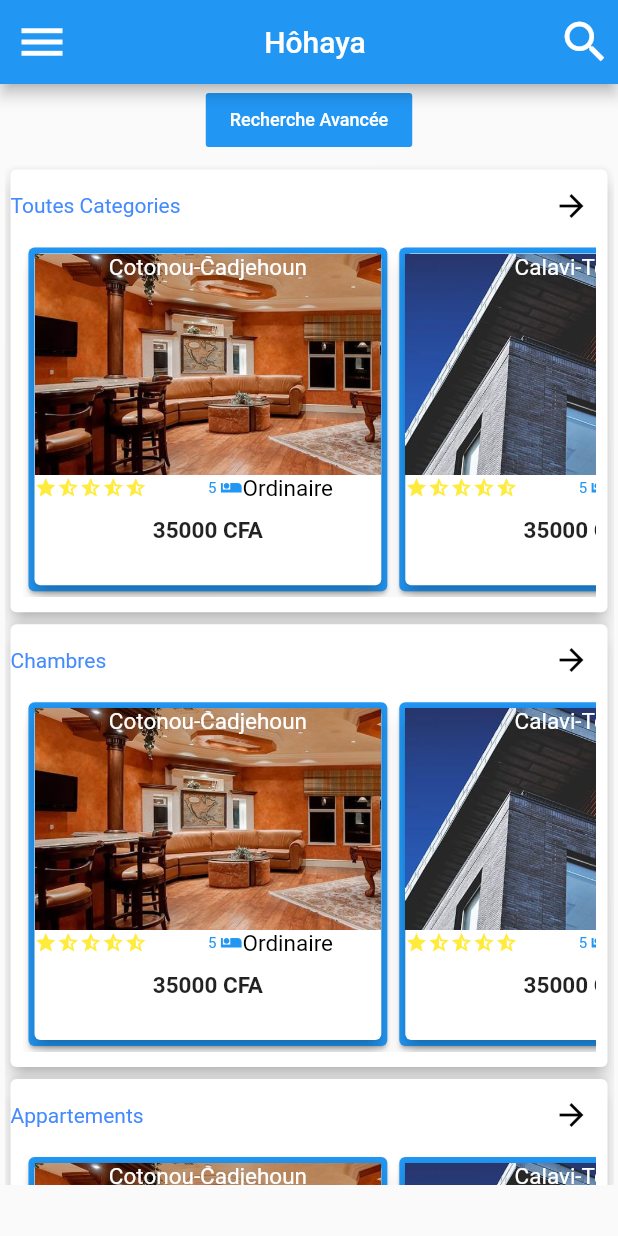
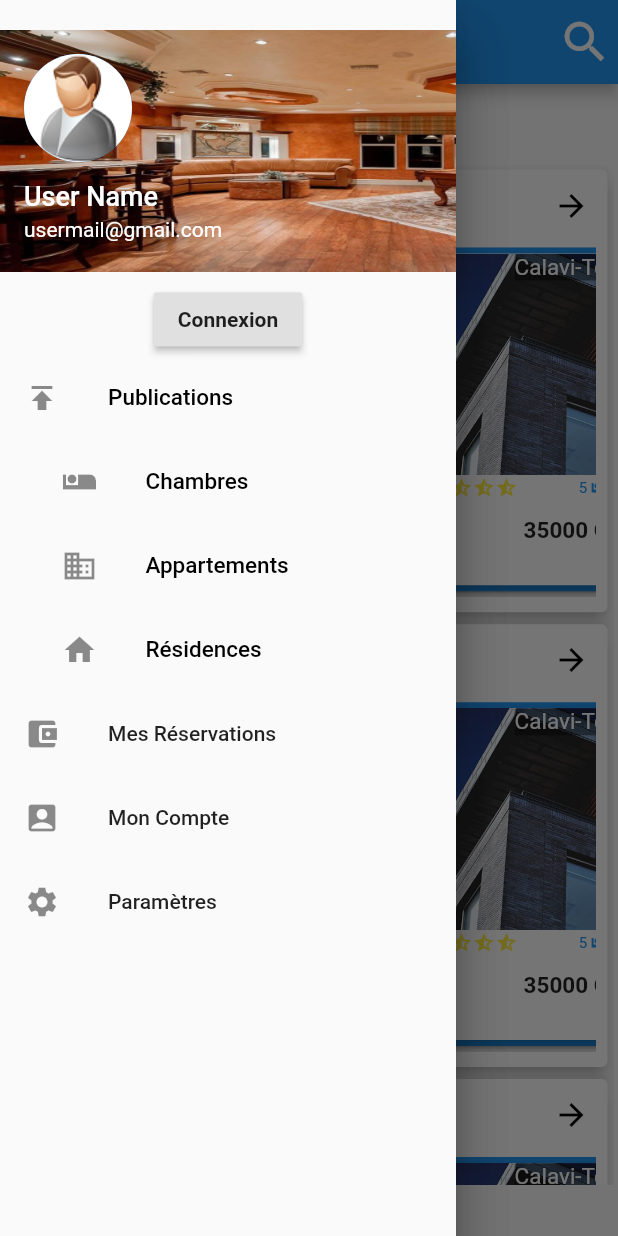
Before and after one commit to cyrDominicytos/Hohaya, a Flutter app: the screen it shows after launch, with the side drawer open (before the commit the screen has no drawer), on a phone screen of 412 x 824 dp. Run offline on Flutter 3.47's test engine with Material 2 defaults, Android fonts, the phone set to English and light mode, and no system bars.

```diff
--- a/lib/main.dart
+++ b/lib/main.dart
@@ -1,10 +1,20 @@
 import 'package:flutter/material.dart';
 import 'package:hohaya/screen/Home.dart';
+
+import 'screen/PublicationCategorie.dart';
 
 void main() => runApp(MyApp());
 
 class MyApp extends StatelessWidget {
   // This widget is the root of your application.
+  final routes = <String, WidgetBuilder>{
+    PublicationCategorie.tag0: (context) => PublicationCategorie(type: 0,),
+    PublicationCategorie.tag1: (context) => PublicationCategorie(type: 1,),
+    PublicationCategorie.tag2: (context) => PublicationCategorie(type: 2,),
+    PublicationCategorie.tagNull: (context) => PublicationCategorie(type: -1,),
+
+  };
+
   @override
   Widget build(BuildContext context) {
     return MaterialApp(
@@ -12,7 +22,9 @@ class MyApp extends StatelessWidget {
       theme: ThemeData(
         primarySwatch: Colors.blue,
       ),
-      home: MyHomePage(title:"Hôhaya"),
+      routes: routes,
+      home: //PublicationCategorie(),
+      MyHomePage(title: "Hôhaya"),
     );
   }
 }
--- a/lib/screen/Home.dart
+++ b/lib/screen/Home.dart
@@ -1,10 +1,12 @@
 import 'package:flutter/cupertino.dart';
 import 'package:flutter/material.dart';
+import 'package:hohaya/screen/MenuFile.dart';
 import 'package:hohaya/screen/ModelCategorie.dart';
 
 class MyHomePage extends StatefulWidget {
   MyHomePage({Key key, this.title}) : super(key: key);
     final String title;
+  static String tag = "MyHomePage";
   @override
   _MyHomePageState createState() => _MyHomePageState();
 }
@@ -27,13 +29,35 @@ class _MyHomePageState extends State<MyHomePage> {
     ];
     return Scaffold(
         resizeToAvoidBottomPadding: true,
+        drawer: Drawer(
+            child: MenuFile()
+        ),
         appBar: AppBar(
+          actions: <Widget>[
+            IconButton(
+              icon: Icon(
+                Icons.search,
+                color: Colors.white,
+                size: 36.0,
+              ),
+            )
+          ],
+        ),
+
+
+        /*appBar: AppBar(
           leading:  IconButton(
             icon:  Icon(
               Icons.menu,
               color: Colors.white,
               size: 36.0,
             ),
+            onPressed:  (){
+             Drawer(
+               child: MenuFile(),
+             );
+
+            },
           ),
           title: Center(
             child: Text(widget.title),
@@ -47,7 +71,7 @@ class _MyHomePageState extends State<MyHomePage> {
               ),
             )
           ],
-        ),
+        ),*/
         body:
         Column(
 
--- /dev/null
+++ b/lib/screen/MenuFile.dart
@@ -0,0 +1,132 @@
+import 'package:flutter/material.dart';
+import 'package:hohaya/screen/PublicationCategorie.dart';
+
+class MenuFile extends StatefulWidget {
+  @override
+  _MenuFileState createState() => _MenuFileState();
+}
+
+class _MenuFileState extends State<MenuFile> {
+  String _connexionBtn = "Connexion";
+  Color _loginBtnColor = Colors.blue;
+  int i = 0;
+
+  void changeLoginBtnText() {
+    setState(() {
+      if (_connexionBtn == "Connexion") {
+        _loginBtnColor = Colors.grey;
+        _connexionBtn = "Deconnexion";
+      } else {
+        _loginBtnColor = Colors.grey;
+        _connexionBtn = "Connexion";
+      }
+    });
+  }
+
+  @override
+  Widget build(BuildContext context) {
+    // TODO: implement build
+    return Drawer(
+      child: ListView(
+        padding: EdgeInsets.only(top: 20),
+        children: <Widget>[
+          UserAccountsDrawerHeader(
+            currentAccountPicture: GestureDetector(
+              child: CircleAvatar(
+                backgroundImage: AssetImage("assets/images/avatar.png"),
+              ),
+            ),
+            accountName: Text("User Name",
+                style: TextStyle(
+                  color: Colors.white,
+                  fontSize: 18,
+                )),
+            accountEmail: Text(
+              "usermail@gmail.com",
+              style: TextStyle(
+                color: Colors.white,
+                fontSize: 14,
+              ),
+            ),
+            decoration: BoxDecoration(
+                image: DecorationImage(
+                    fit: BoxFit.fill,
+                    image: AssetImage("assets/images/2.jpg"))),
+          ),
+          Center(
+            child: RaisedButton(
+              child: Text(
+                "$_connexionBtn",
+                style: TextStyle(fontWeight: FontWeight.bold, fontSize: 14),
+              ),
+              onPressed: changeLoginBtnText,
+              disabledColor: _loginBtnColor,
+            ),
+          ),
+          ListTile(
+              onTap: () {
+                Navigator.of(context).pushNamed(PublicationCategorie.tagNull);
+              },
+              leading: InkWell(child: Icon(Icons.publish)),
+              title: Text("Publications",
+                  style: TextStyle(
+                    color: Colors.black,
+                    fontSize: 15,
+                  ))),
+          Padding(
+            padding: EdgeInsets.only(left: 25),
+            child: ListTile(
+                onTap: () {
+                  Navigator.of(context).pushNamed(PublicationCategorie.tag0);
+                },
+                leading: Icon(Icons.airline_seat_individual_suite),
+                title: Text("Chambres",
+                    style: TextStyle(
+                      color: Colors.black,
+                      fontSize: 15,
+                    ))),
+          ),
+          Padding(
+            padding: EdgeInsets.only(left: 25),
+            child: ListTile(
+                onTap: () {
+                  Navigator.of(context).pushNamed(PublicationCategorie.tag1);
+                },
+                leading: Icon(Icons.business),
+                title: Text("Appartements",
+                    style: TextStyle(
+                      color: Colors.black,
+                      fontSize: 15,
+                    ))),
+          ),
+          Padding(
+            padding: EdgeInsets.only(left: 25),
+            child: ListTile(
+                onTap: () {
+                  Navigator.of(context).pushNamed(PublicationCategorie.tag2);
+                },
+                leading: Icon(Icons.home),
+                title: Text("Résidences",
+                    style: TextStyle(
+                      color: Colors.black,
+                      fontSize: 15,
+                    ))),
+          ),
+          ListTile(
+            leading: Icon(Icons.account_balance_wallet),
+            title: Text("Mes Réservations"),
+          ),
+          ListTile(
+            onTap: () {},
+            leading: Icon(Icons.account_box),
+            title: Text("Mon Compte"),
+          ),
+          ListTile(
+            leading: Icon(Icons.settings),
+            title: Text("Paramètres"),
+          )
+        ],
+      ),
+    );
+  }
+}
--- a/lib/screen/ModelCategorie.dart
+++ b/lib/screen/ModelCategorie.dart
@@ -1,6 +1,7 @@
 import 'package:flutter/cupertino.dart';
 import 'package:flutter/material.dart';
 import 'package:hohaya/screen/ModelPublication.dart';
+import 'package:hohaya/screen/PublicationCategorie.dart';
 
 class ModelCategorie extends StatefulWidget {
   ModelCategorie({Key key, this.titre}) : super(key: key);
@@ -45,24 +46,23 @@ class _ModelCategorieState extends State<ModelCategorie> {
 
     if (deviceSize < 600) {
       if (portrait) {
-        print("portrait 1");
+
         _itemHeight = deviceHeight * 0.30;
         _itemWidth = deviceWidth * 0.6;
       } else {
-        print("paysage 1");
+
         _itemHeight = deviceHeight * 0.5;
         _itemWidth = deviceWidth * 0.3;
       }
     } else {
       if (portrait) {
-        print("portrait 2");
         _itemHeight = deviceHeight * 0.2;
         _itemWidth = deviceWidth * 0.4;
 
         _fontSize1 = 22.0;
         _iconSize = 28.0;
       } else {
-        print("paysage 2");
+
         _itemHeight = deviceHeight * 0.45;
         _itemWidth = deviceWidth * 0.4;
 
@@ -96,6 +96,10 @@ class _ModelCategorieState extends State<ModelCategorie> {
                         size: _iconSize,
 
                       ),
+                      onPressed: () {
+                        Navigator.of(context).pushNamed(
+                            PublicationCategorie.tagNull);
+                      },
                     )
                       ,
                 )
@@ -103,14 +107,18 @@ class _ModelCategorieState extends State<ModelCategorie> {
             ),
             Container(
                 padding: EdgeInsets.fromLTRB(8.0, 0.0, 8.0, 10.0),
-
-                height: _itemHeight /*MediaQuery.of(context).size.height * 0.35 MediaQuery.of(context).orientation == DeviceOrientation.portraitUp ? (MediaQuery.of(context).size.height * 0.35) : (MediaQuery.of(context).size.height * 0.2)*/,
+                height: _itemHeight,
                 child: ListView.builder(
                   scrollDirection: Axis.horizontal,
                   itemCount: categorie.length,
                   itemBuilder: (context, index) {
                 return Container(
-                  width: /*MediaQuery.of(context).size.width * 0.6*/ _itemWidth,
+                  /* ListTile(
+
+                  onTap: (){
+                    print("Liste : $index");
+                  },*/
+                  width: _itemWidth,
                   child: Card(
                     color: Colors.blue,
                     child: Container(
--- a/lib/screen/ModelPublication.dart
+++ b/lib/screen/ModelPublication.dart
@@ -48,7 +48,6 @@ class _ModelPublicationState extends State<ModelPublication> {
 
     if (deviceSize < 600) {
       if (portrait) {
-        print("portrait 1");
         _itemHeight = deviceHeight * 0.35;
         _itemWidth = deviceWidth * 0.6;
 
@@ -56,7 +55,6 @@ class _ModelPublicationState extends State<ModelPublication> {
         _fontSize3 = 10;
         _iconSize = 15;
       } else {
-        print("paysage 1");
         _itemHeight = deviceHeight * 0.5;
         _itemWidth = deviceWidth * 0.3;
 
@@ -66,7 +64,6 @@ class _ModelPublicationState extends State<ModelPublication> {
       }
     } else {
       if (portrait) {
-        print("portrait 2");
         _itemHeight = deviceHeight * 0.2;
         _itemWidth = deviceWidth * 0.4;
 
@@ -74,7 +71,6 @@ class _ModelPublicationState extends State<ModelPublication> {
         _fontSize3 = 12.0;
         _iconSize = 20;
       } else {
-        print("paysage 2");
         _itemHeight = deviceHeight * 0.45;
         _itemWidth = deviceWidth * 0.4;
 
@@ -105,6 +101,7 @@ class _ModelPublicationState extends State<ModelPublication> {
                         style: TextStyle(
                           color: Colors.white,
                           fontSize: _fontSize2,
+                            backgroundColor: Colors.black.withOpacity(0.4)
                         ),
                         // textAlign: Alignment.topCenter,
                       ),
--- a/pubspec.yaml
+++ b/pubspec.yaml
@@ -46,6 +46,7 @@ flutter:
     - assets/images/3.jpg
     - assets/images/4.jpg
     - assets/images/5.jpg
+    - assets/images/avatar.png
 
   # An image asset can refer to one or more resolution-specific "variants", see
   # https://flutter.dev/assets-and-images/#resolution-aware.
```
Also changed, not shown: lib/screen/PublicationCategorie.dart (added, +214 -0 lines), assets/images/avatar.png (added).
